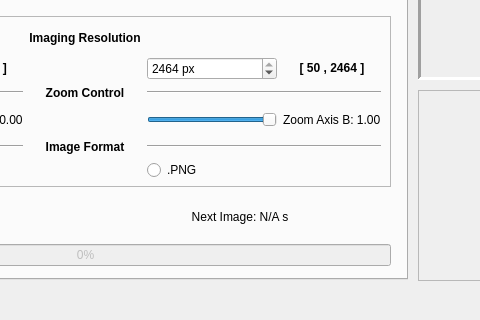
Qt form _ui/FlashLapse_Pro.ui (CoCl-Jerry/Flashlapse_Pro_Dev) before a commit; both pictures show x 242 to 722 and y 280 to 600 of the 1024 by 600 pixel window.
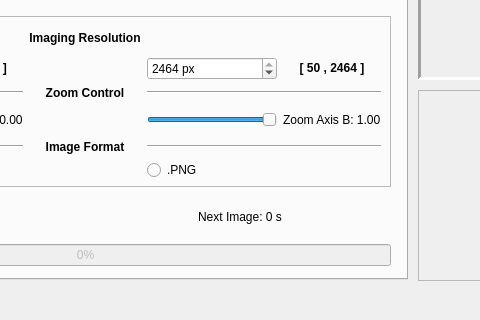
The same form after that commit. Icons and pictures are not drawn.

What changed in the file:
```diff
--- a/_ui/FlashLapse_Pro.ui
+++ b/_ui/FlashLapse_Pro.ui
@@ -287,7 +287,7 @@
          <item>
           <widget class="QLabel" name="imaging_countdown_label">
            <property name="text">
-            <string>Next Image: N/A s</string>
+            <string>Next Image: 0 s</string>
            </property>
            <property name="alignment">
             <set>Qt::AlignCenter</set>
```
